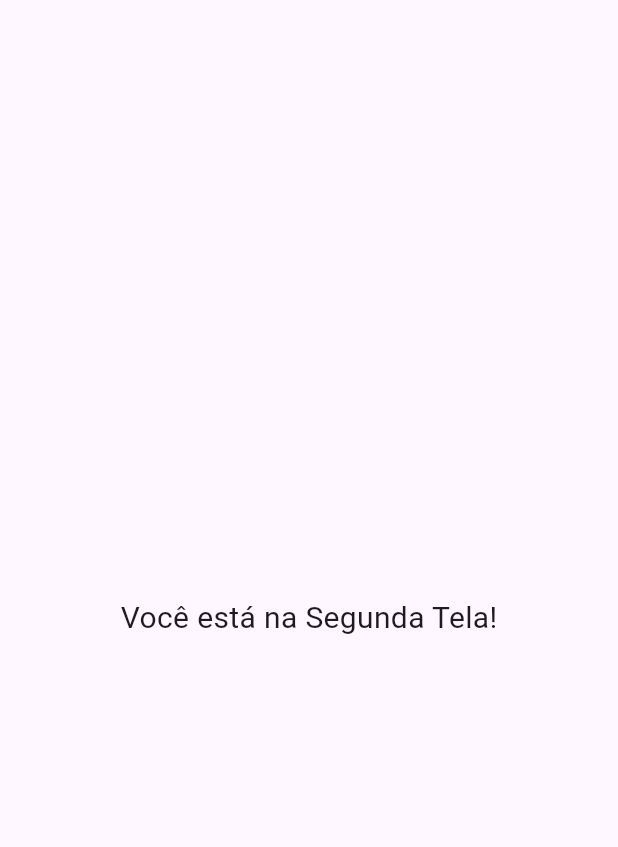
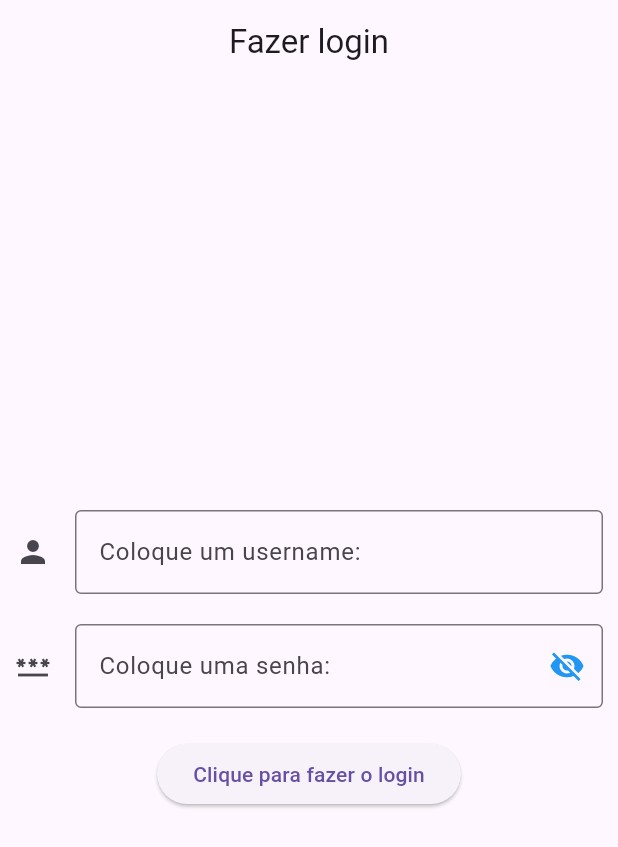
Before and after one commit to JpP3dro/app_bunco, a Flutter app: the screen it shows after launch, after a tap on "Começar", on a phone screen of 412 x 824 dp. Shown: the top 847 px of the screen. Run offline on Flutter 3.47's test engine with Material 3 defaults, Android fonts, the phone set to English and light mode, and no system bars; network calls fail.

Commit message:
Começando a tela de login

```diff
--- a/lib/main.dart
+++ b/lib/main.dart
@@ -36,7 +36,7 @@ class _AnimatedHomeScreenState extends State<AnimatedHomeScreen> with SingleTick
   void initState() {
     super.initState();
     _controller = AnimationController(
-      duration: const Duration(seconds: 2), // Duração da animação
+      duration: const Duration(seconds: 3), // Duração da animação
       vsync: this,
     );
 
--- a/lib/screens/login.dart
+++ b/lib/screens/login.dart
@@ -1,16 +1,139 @@
-// second_screen.dart
+import 'dart:convert';
 import 'package:flutter/material.dart';
+import '../ip.dart';
+import 'package:http/http.dart' as http;
 
-class TelaLogin extends StatelessWidget {
+class TelaLogin extends StatefulWidget {
   const TelaLogin({super.key});
+
+  @override
+  State<TelaLogin> createState() => _TelaLoginState();
+}
+
+class _TelaLoginState extends State<TelaLogin> {
+  bool _mostrarSenha = false;
+
+  final TextEditingController _controllerSenha = TextEditingController();
+  final TextEditingController _controllerUsername = TextEditingController();
+
+  Future<void> fazerLogin() async {
+    String ip = obterIP();
+    String url = "http://$ip/bunco_testes/login.php";
+
+    try {
+      http.Response res = await http.post(
+        Uri.parse(url),
+        body: {
+          "username": _controllerUsername.text,
+          "senha": _controllerSenha.text,
+        },
+      );
+      if (res.statusCode == 200) {
+        var user = jsonDecode(res.body);
+        if (user.isNotEmpty) {
+          await exibirResultado(titulo: "Usuário logado!", conteudo: "Usuário logado com sucesso!");
+        }
+        else {
+          await exibirResultado(titulo: "Não logado!", conteudo: "Usuário ou senha inválidos!");
+        }
+      }
+      else {
+        await exibirResultado(titulo: "Algo deu errado!", conteudo: "Erro: ${res.statusCode}");
+      }
+    } catch (error) {
+      await exibirResultado(titulo: "Catch", conteudo: "Erro: $error");
+    }
+  }
+
+  Future<void> exibirResultado({
+    required String titulo,
+    required String conteudo,
+  }) async {
+    return showDialog<void>(
+      context: context,
+      barrierDismissible: false,
+      builder: (BuildContext context) {
+        return AlertDialog(
+          title: Text(titulo),
+          content: Text(conteudo),
+          actions: [
+            TextButton(
+              onPressed: () => Navigator.pop(context),
+              child: const Text('OK'),
+            ),
+          ],
+        );
+      },
+    );
+  }
+
+  @override
+  void dispose() {
+    // Limpa os controladores quando o widget é descartado
+    _controllerUsername.dispose();
+    _controllerSenha.dispose();
+    super.dispose();
+  }
 
   @override
   Widget build(BuildContext context) {
     return Scaffold(
-      body: const Center(
-        child: Text(
-          'Você está na Segunda Tela!',
-          style: TextStyle(fontSize: 20),
+      appBar: AppBar(
+        automaticallyImplyLeading: false,
+        title: const Center(
+            child: Text("Fazer login")
+        ),
+      ),
+      body: Center(
+        child: Column(
+          mainAxisSize: MainAxisSize.min,
+          children: [
+            Container(
+              margin: const EdgeInsets.all(10),
+              child: TextFormField(
+                controller: _controllerUsername,
+                decoration: const InputDecoration(
+                  border: OutlineInputBorder(),
+                  label: Text("Coloque um username:"),
+                  icon: Icon(Icons.person),
+                ),
+              ),
+            ),
+            Container(
+              margin: const EdgeInsets.all(10),
+              child: TextFormField(
+                controller: _controllerSenha,
+                decoration: InputDecoration(
+                  border: const OutlineInputBorder(),
+                  label: const Text("Coloque uma senha:"),
+                  icon: const Icon(Icons.password),
+                  suffixIcon: GestureDetector(
+                    child: Icon(
+                      _mostrarSenha == false
+                          ? Icons.visibility_off
+                          : Icons.visibility,
+                      color: Colors.blue,
+                    ),
+                    onTap: () {
+                      setState(() {
+                        _mostrarSenha = !_mostrarSenha;
+                      });
+                    },
+                  ),
+                ),
+                obscureText: _mostrarSenha == false ? true : false,
+              ),
+            ),
+            Container(
+              margin: const EdgeInsets.all(10),
+              child: ElevatedButton(
+                onPressed: () {
+                  fazerLogin();
+                },
+                child: const Text("Clique para fazer o login"),
+              ),
+            ),
+          ],
         ),
       ),
     );
--- a/pubspec.yaml
+++ b/pubspec.yaml
@@ -34,6 +34,7 @@ dependencies:
   # The following adds the Cupertino Icons font to your application.
   # Use with the CupertinoIcons class for iOS style icons.
   cupertino_icons: ^1.0.8
+  http: ^1.3.0
 
 dev_dependencies:
   flutter_test:
```
Also changed, not shown: pubspec.lock.
